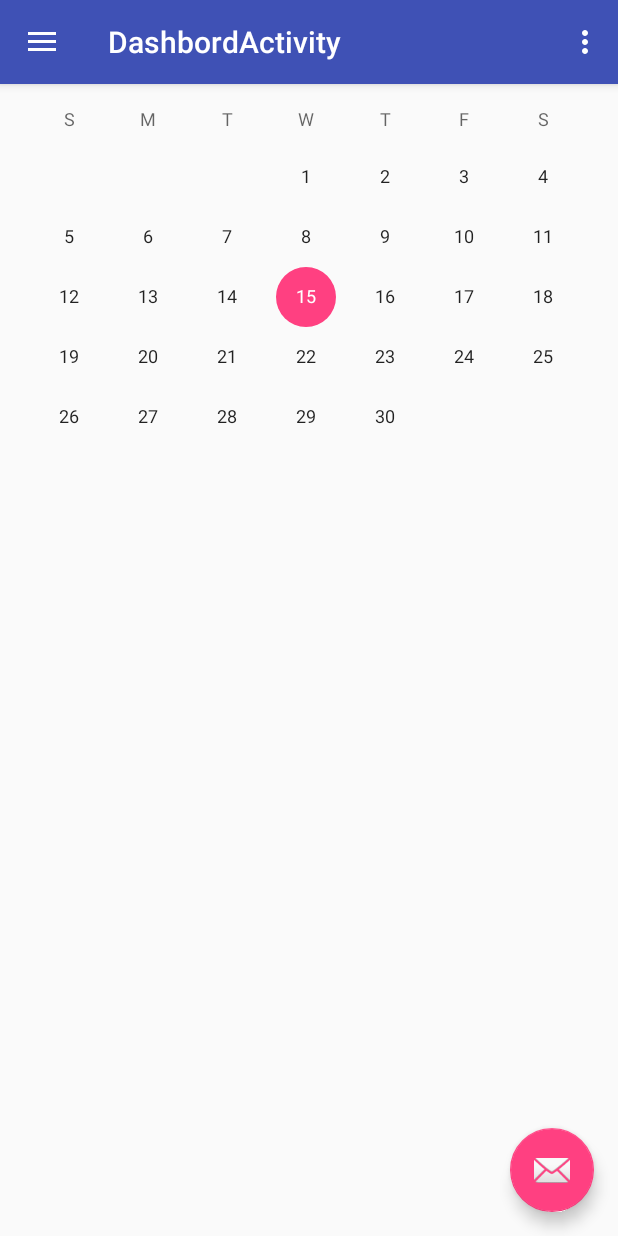
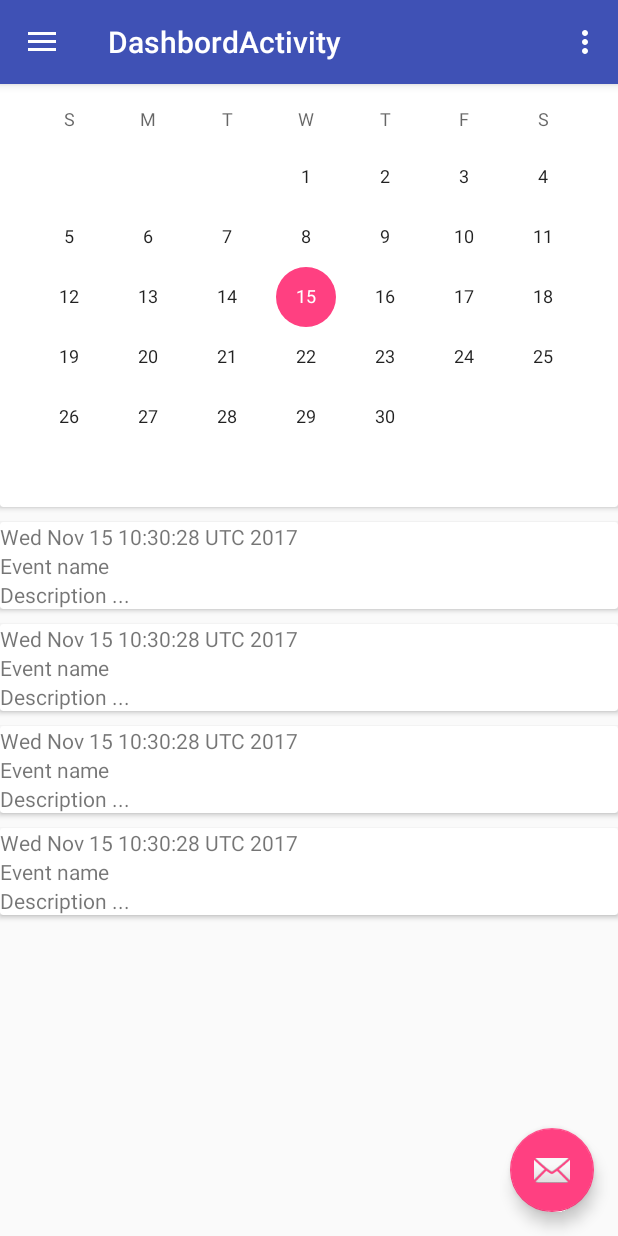
Before and after one commit to shawahneh/Rawabi, an Android app: the fragment CalendarPageFragment placed in its activity, on a phone screen of 412 x 824 dp. Run offline under Robolectric (Android 15) with nearby library versions, the phone set to English and light mode, and no system bars; pictures from the network do not load.

Commit message:
added string

```diff
--- a/app/src/main/java/com/techcamp/aauj/rawabi/API/WebApi.java
+++ b/app/src/main/java/com/techcamp/aauj/rawabi/API/WebApi.java
@@ -22,6 +22,18 @@ public class WebApi implements CalendarWebApi {
 
     @Override
     public void getEventAtDate(Date date, ITriger<ArrayList<Event>> eventITriger) {
+        ArrayList<Event> dummyEvents = new ArrayList<>();
+        Event event  = new Event();
+        event.setDate(date);
+        event.setName("Event name");
+        event.setDescription("Description ...");
+        event.setImageUrl("http://edugate.aauj.edu/faces/javax.faces.resource/images/logo1.png?ln=demo");
 
+        dummyEvents.add(event);
+        dummyEvents.add(event);
+        dummyEvents.add(event);
+        dummyEvents.add(event);
+
+        eventITriger.onTriger(dummyEvents);
     }
 }
--- a/app/src/main/java/com/techcamp/aauj/rawabi/fragments/CalendarPageFragment.java
+++ b/app/src/main/java/com/techcamp/aauj/rawabi/fragments/CalendarPageFragment.java
@@ -12,6 +12,7 @@ import android.view.View;
 import android.view.ViewGroup;
 import android.widget.CalendarView;
 import android.widget.ImageView;
+import android.widget.ProgressBar;
 import android.widget.TextView;
 
 import com.bumptech.glide.Glide;
@@ -32,6 +33,7 @@ public class CalendarPageFragment extends Fragment {
     private CalendarView mCalendarView;
     private CalendarWebApi mCalendarWebApi = WebApi.getInstance();
     private RecyclerView mRecyclerView;
+    private ProgressBar mProgressBar;
     public CalendarPageFragment() {
     }
 
@@ -57,6 +59,7 @@ public class CalendarPageFragment extends Fragment {
 
         mRecyclerView = view.findViewById(R.id.rv);
         mCalendarView = view.findViewById(R.id.calendarView);
+        mProgressBar = view.findViewById(R.id.progressBar);
 
         mRecyclerView.setHasFixedSize(true);
         mRecyclerView.setLayoutManager(new LinearLayoutManager(getContext()));
@@ -72,9 +75,11 @@ public class CalendarPageFragment extends Fragment {
     }
 
     private void DateChangeClick(Date date) {
+        mProgressBar.setVisibility(View.VISIBLE);
         mCalendarWebApi.getEventAtDate(date, new ITriger<ArrayList<Event>>() {
             @Override
             public void onTriger(ArrayList<Event> value) {
+                mProgressBar.setVisibility(View.GONE);
                 MyAdapter myAdapter = new MyAdapter(getContext(),value);
                 mRecyclerView.swapAdapter(myAdapter,false);
             }
@@ -117,13 +122,15 @@ public class CalendarPageFragment extends Fragment {
         }
         public  class ViewHolder extends RecyclerView.ViewHolder {
             // each data item is just a string in this case
-            private TextView mEventName,mEventDesc;
+            private TextView mEventName,mEventDesc,mEventDate;
             private ImageView mEventImage;
 
             public ViewHolder(View view) {
                 super(view);
                 mEventDesc = view.findViewById(R.id.eventDescTestView);
                 mEventName = view.findViewById(R.id.eventNameTextView);
+                mEventDate = view.findViewById(R.id.eventDateTextView);
+
                 mEventImage = view.findViewById(R.id.imageView);
             }
 
@@ -150,12 +157,20 @@ public class CalendarPageFragment extends Fragment {
             public void setmEventImage(ImageView mEventImage) {
                 this.mEventImage = mEventImage;
             }
+
+            public TextView getmEventDate() {
+                return mEventDate;
+            }
+
+            public void setmEventDate(TextView mEventDate) {
+                this.mEventDate = mEventDate;
+            }
         }
 
         @Override
         public MyAdapter.ViewHolder onCreateViewHolder(ViewGroup parent,
                                                        int viewType) {
-            View view = (TextView) LayoutInflater.from(parent.getContext())
+            View view =  LayoutInflater.from(parent.getContext())
                     .inflate(R.layout.row_event, parent, false);
 
             ViewHolder vh = new ViewHolder(view);
@@ -168,6 +183,8 @@ public class CalendarPageFragment extends Fragment {
             Event event = events.get(position);
             holder.getmEventDesc().setText(event.getDescription());
             holder.getmEventName().setText(event.getName());
+            holder.getmEventDate().setText(event.getDate().toString());
+
             Glide.with(mContext).load(event.getImageUrl()).into(holder.getmEventImage());
         }
 
--- a/app/src/main/res/layout/fragment_calendar_page.xml
+++ b/app/src/main/res/layout/fragment_calendar_page.xml
@@ -6,9 +6,21 @@
 
     tools:context="com.techcamp.aauj.rawabi.fragments.CalendarPageFragment">
 
+    <android.support.v7.widget.CardView
+        android:layout_width="match_parent"
+        android:layout_height="wrap_content">
+        <CalendarView
+            android:id="@+id/calendarView"
+            android:layout_width="match_parent"
+            android:layout_height="wrap_content" />
+    </android.support.v7.widget.CardView>
 
-    <CalendarView
-        android:id="@+id/calendarView"
+
+
+    <ProgressBar
+        android:visibility="gone"
+        android:id="@+id/progressBar"
+        style="?android:attr/progressBarStyle"
         android:layout_width="match_parent"
         android:layout_height="wrap_content" />
 
--- a/app/src/main/res/layout/row_event.xml
+++ b/app/src/main/res/layout/row_event.xml
@@ -1,11 +1,16 @@
 <?xml version="1.0" encoding="utf-8"?>
 <android.support.v7.widget.CardView xmlns:android="http://schemas.android.com/apk/res/android"
+    android:layout_marginTop="10dp"
     android:layout_width="match_parent"
     android:layout_height="wrap_content">
     <LinearLayout
         android:orientation="vertical"
         android:layout_width="wrap_content"
         android:layout_height="wrap_content">
+        <TextView
+            android:id="@+id/eventDateTextView"
+            android:layout_width="wrap_content"
+            android:layout_height="wrap_content" />
         <TextView
             android:id="@+id/eventNameTextView"
             android:layout_width="wrap_content"
@@ -16,7 +21,7 @@
             android:layout_height="wrap_content" />
         <ImageView
             android:id="@+id/imageView"
-            android:layout_width="wrap_content"
+            android:layout_width="match_parent"
             android:layout_height="wrap_content" />
     </LinearLayout>
 </android.support.v7.widget.CardView>
```
